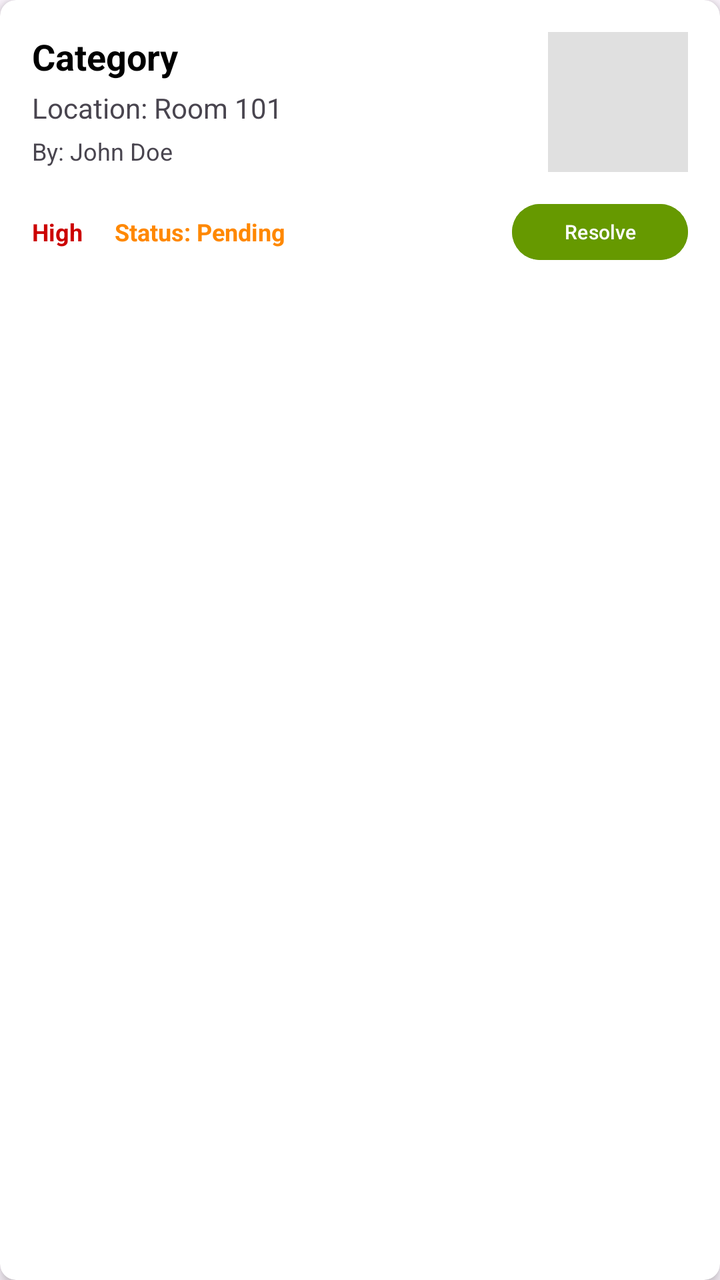
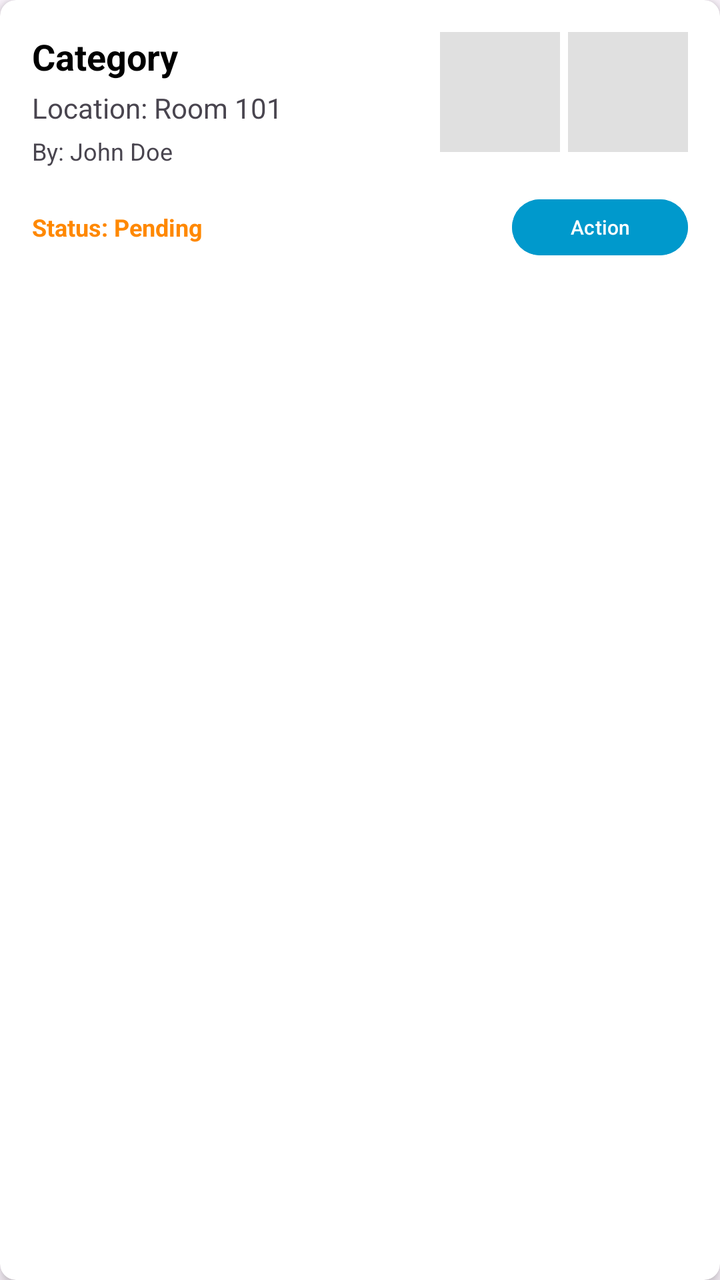

Screens rendered from an Android XML layout before and after an edit, with the pre-edit source and the edit as a unified diff.
<!-- AndroidManifest.xml: application theme Theme.CampusCare -->
<!-- res/layout/item_complaint.xml -->
<?xml version="1.0" encoding="utf-8"?>
<androidx.cardview.widget.CardView
    xmlns:android="http://schemas.android.com/apk/res/android"
    xmlns:app="http://schemas.android.com/apk/res-auto"
    android:layout_width="match_parent"
    android:layout_height="wrap_content"
    android:layout_margin="8dp"
    app:cardCornerRadius="8dp"
    app:cardElevation="4dp">

    <LinearLayout
        android:layout_width="match_parent"
        android:layout_height="wrap_content"
        android:orientation="vertical"
        android:padding="16dp">

        <LinearLayout
            android:layout_width="match_parent"
            android:layout_height="wrap_content"
            android:orientation="horizontal">

            <LinearLayout
                android:layout_width="0dp"
                android:layout_height="wrap_content"
                android:layout_weight="1"
                android:orientation="vertical">

                <TextView
                    android:id="@+id/tvCategory"
                    android:layout_width="match_parent"
                    android:layout_height="wrap_content"
                    android:text="Category"
                    android:textSize="18sp"
                    android:textStyle="bold"
                    android:textColor="@android:color/black"/>

                <TextView
                    android:id="@+id/tvLocation"
                    android:layout_width="match_parent"
                    android:layout_height="wrap_content"
                    android:text="Location: Room 101"
                    android:textSize="14sp"
                    android:layout_marginTop="4dp"/>

                <TextView
                    android:id="@+id/tvReporter"
                    android:layout_width="match_parent"
                    android:layout_height="wrap_content"
                    android:text="By: John Doe"
                    android:textSize="12sp"
                    android:layout_marginTop="4dp"/>
            </LinearLayout>

            <ImageView
                android:id="@+id/imgComplaintItem"
                android:layout_width="70dp"
                android:layout_height="70dp"
                android:scaleType="centerCrop"
                android:background="#E0E0E0"
                android:layout_marginStart="8dp"/>
        </LinearLayout>

        <LinearLayout
            android:layout_width="match_parent"
            android:layout_height="wrap_content"
            android:orientation="horizontal"
            android:layout_marginTop="12dp"
            android:gravity="center_vertical">

            <TextView
                android:id="@+id/tvSeverity"
                android:layout_width="wrap_content"
                android:layout_height="wrap_content"
                android:text="High"
                android:textColor="@android:color/holo_red_dark"
                android:textStyle="bold"
                android:textSize="12sp"/>

            <TextView
                android:id="@+id/tvStatus"
                android:layout_width="0dp"
                android:layout_height="wrap_content"
                android:layout_weight="1"
                android:text="Status: Pending"
                android:textSize="12sp"
                android:textStyle="bold"
                android:layout_marginStart="16dp"
                android:textColor="@android:color/holo_orange_dark"/>

            <Button
                android:id="@+id/btnResolve"
                android:layout_width="wrap_content"
                android:layout_height="36dp"
                android:text="Resolve"
                android:textSize="10sp"
                android:backgroundTint="@android:color/holo_green_dark"/>
        </LinearLayout>

    </LinearLayout>
</androidx.cardview.widget.CardView>
<!-- resources referenced by this layout -->
<resources>
  <style name="Theme.CampusCare" parent="Base.Theme.CampusCare" />
  <style name="Base.Theme.CampusCare" parent="Theme.Material3.DayNight.NoActionBar">
          
          
      </style>
</resources>

<!-- the commit's change to res/layout/item_complaint.xml (unified diff, before → after) -->
@@ -51,13 +51,23 @@
                     android:layout_marginTop="4dp"/>
             </LinearLayout>
 
+            
             <ImageView
                 android:id="@+id/imgComplaintItem"
-                android:layout_width="70dp"
-                android:layout_height="70dp"
+                android:layout_width="60dp"
+                android:layout_height="60dp"
                 android:scaleType="centerCrop"
                 android:background="#E0E0E0"
-                android:layout_marginStart="8dp"/>
+                android:layout_marginStart="4dp"/>
+
+            
+            <ImageView
+                android:id="@+id/imgResolutionItem"
+                android:layout_width="60dp"
+                android:layout_height="60dp"
+                android:scaleType="centerCrop"
+                android:background="#E0E0E0"
+                android:layout_marginStart="4dp"/>
         </LinearLayout>
 
         <LinearLayout
@@ -68,15 +78,6 @@
             android:gravity="center_vertical">
 
             <TextView
-                android:id="@+id/tvSeverity"
-                android:layout_width="wrap_content"
-                android:layout_height="wrap_content"
-                android:text="High"
-                android:textColor="@android:color/holo_red_dark"
-                android:textStyle="bold"
-                android:textSize="12sp"/>
-
-            <TextView
                 android:id="@+id/tvStatus"
                 android:layout_width="0dp"
                 android:layout_height="wrap_content"
@@ -84,16 +85,15 @@
                 android:text="Status: Pending"
                 android:textSize="12sp"
                 android:textStyle="bold"
-                android:layout_marginStart="16dp"
                 android:textColor="@android:color/holo_orange_dark"/>
 
             <Button
-                android:id="@+id/btnResolve"
+                android:id="@+id/btnAction"
                 android:layout_width="wrap_content"
                 android:layout_height="36dp"
-                android:text="Resolve"
+                android:text="Action"
                 android:textSize="10sp"
-                android:backgroundTint="@android:color/holo_green_dark"/>
+                android:backgroundTint="@android:color/holo_blue_dark"/>
         </LinearLayout>
 
     </LinearLayout>
